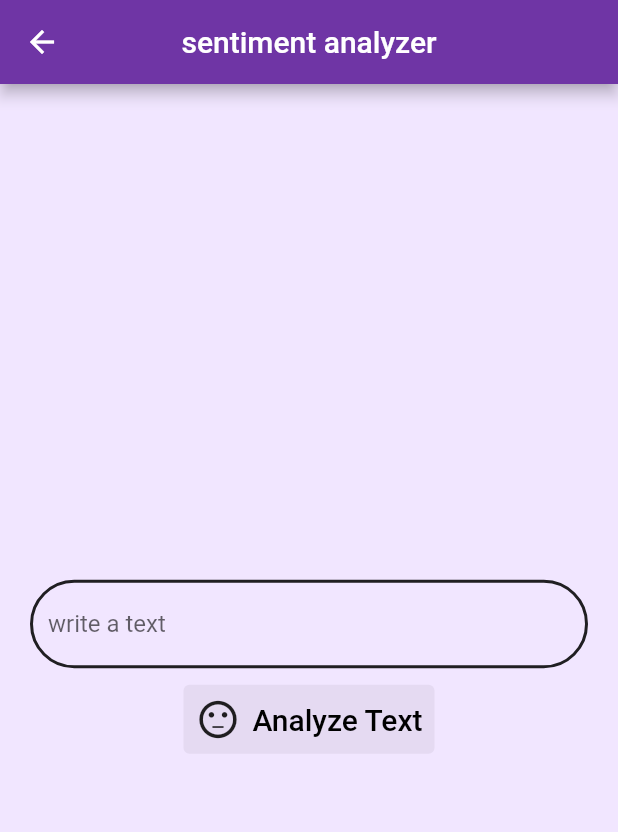
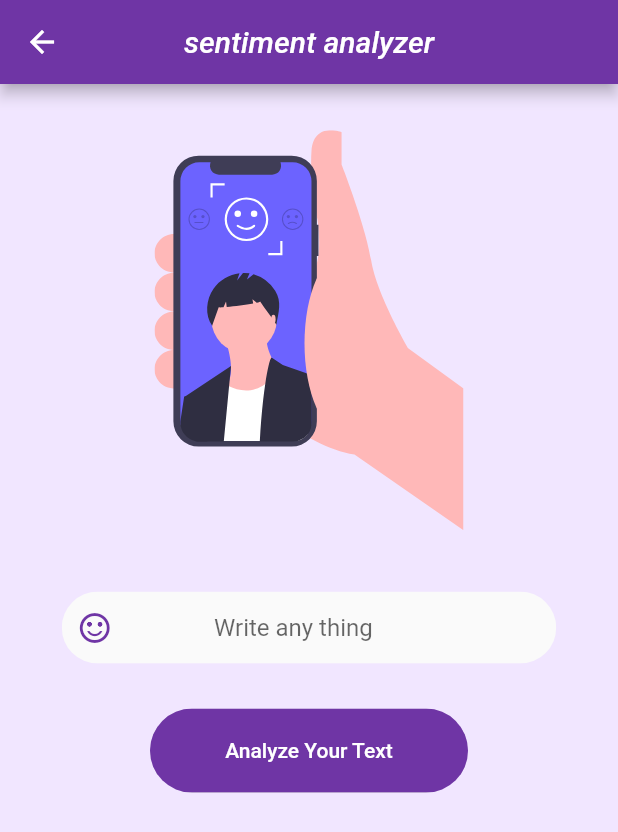
Before and after one commit to jemy149/Text_Analyzer, a Flutter app: the SearchScreen screen opened directly, on a phone screen of 412 x 824 dp. Shown: the top 832 px of the screen. Run offline on Flutter 3.47's test engine with Material 2 defaults, Android fonts, the phone set to English and light mode, and no system bars; our stand-ins replace carousel_slider, curved_navigation_bar, firebase_auth, firebase_core, flutter_svg, font_awesome_flutter; accounts and stored records are empty; network calls fail.

Commit message:
lets go0

```diff
--- a/lib/modules/search.dart
+++ b/lib/modules/search.dart
@@ -1,15 +1,13 @@
-import 'dart:convert';
-
 
 import 'package:flutter/cupertino.dart';
 import 'package:flutter/material.dart';
-import 'package:http/http.dart' as http;
+import 'package:flutter_svg/flutter_svg.dart';
+// import 'package:http/http.dart' as http;
 import 'package:provider/provider.dart';
 import 'package:sentimental_analyst/models/services.dart';
 import 'package:sentimental_analyst/modules/result.dart';
+import 'package:sentimental_analyst/shared/components/components.dart';
 import 'package:sentimental_analyst/shared/components/palette.dart';
-
-
 
 class SearchScreen extends StatefulWidget {
   const SearchScreen({Key? key}) : super(key: key);
@@ -22,78 +20,54 @@ class _SearchScreenState extends State<SearchScreen> {
   String text = "";
   String sentimentResult = "";
   String sentimentScore = "";
-  final _formkey = GlobalKey<FormState>();
+  // final _formkey = GlobalKey<FormState>();
 
   @override
   Widget build(BuildContext context) {
+    Size size = MediaQuery.of(context).size;
     return Scaffold(
       backgroundColor: kPrimaryLightColor,
       appBar: AppBar(
-        title: Text("sentiment analyzer"),
+        title: Text("sentiment analyzer",style: TextStyle(fontStyle: FontStyle.italic,),),
         centerTitle: true,
         backgroundColor: kPrimaryColor,
       ),
-      body: Container(
+      body: SingleChildScrollView(
+        child: Container(
           child: Padding(
-          padding: EdgeInsets.symmetric(horizontal: 20),
+            padding: EdgeInsets.symmetric(horizontal: 40),
             child: Column(
               crossAxisAlignment: CrossAxisAlignment.center,
               mainAxisAlignment: MainAxisAlignment.center,
               children: [
                 const SizedBox(
-                height: 10,
+                  height:20,
                 ),
-              Container(
-                width: MediaQuery
-                    .of(context)
-                    .size
-                    .width,
-                child: Form(
-                    key: _formkey,
-                    child: TextField(
+                SvgPicture.asset(
+                  "assets/search.svg",
+                  height: size.height * 0.35,
+                  width: size.height * 0.25,
+                ),
+                const SizedBox(
+                  height:20,
+                ),
+                RoundedInputField(
+                  hintText: '             Write any thing',
+                  icon: Icons.sentiment_satisfied_alt,
                   onChanged: (value) {
                     setState(() {
                       text = value;
                     });
                   },
-                      decoration: InputDecoration(
-                        filled: true,
-                        fillColor: kPrimaryLightColor.withOpacity(0.3),
-                        hintText: "write a text",
-                        focusedBorder: const OutlineInputBorder(
-                          borderSide:
-                          BorderSide(color: Colors.black87, width: 2),
-                          borderRadius: BorderRadius.all(Radius.circular(30)),
-                        ),
-                        enabledBorder: const OutlineInputBorder(
-                          borderSide:
-                          BorderSide(color: Colors.black87, width: 2),
-                          borderRadius: BorderRadius.all(Radius.circular(30)),
-                        ),
-                      ),
-                    )),
                 ),
                 const SizedBox(
                   height: 10,
                 ),
-              TextButton.icon(
-                style: TextButton.styleFrom(
-                    primary: Colors.green,
-                    backgroundColor: Colors.black.withOpacity(0.05)),
-                icon: const Icon(
-                  Icons.sentiment_neutral,
-                  color: Colors.black87,
-                  size: 30,
-                ),
-                label: Text(
-                  'Analyze Text',
-                  style: Theme
-                      .of(context)
-                      .textTheme
-                      .headline6!
-                      .apply(color: Colors.black),
-                ),
-                onPressed: () async {
+                Padding(
+                  padding: const EdgeInsets.symmetric(horizontal: 60),
+                  child: RoundedButton(
+                      text: 'Analyze Your Text',
+                      press: () {
                         Provider.of<ApiGetter>(context, listen: false)
                             .fetchData(text);
                         Navigator.push(
@@ -104,50 +78,10 @@ class _SearchScreenState extends State<SearchScreen> {
                             },
                           ),
                         );
-                  // final url = Uri.http("10.0.2.2:5000", "/");
-                  // final responce = await http.post(
-                  //     url, body: json.encode({'text': text}),
-                  // headers: {'Content-Type' : "application/json;charset=utf-8"},
-                  // );
-                  // print('StatusCode:${responce.statusCode}');
-                  // print('Return Date : ${responce.body}');
-                  // if(responce.statusCode==200){
-                  //   final jsonResponse = jsonDecode(responce.body)as Map<String,dynamic>;
-                  //   sentimentResult = jsonResponse['sentiment'];
-                  //   sentimentScore= jsonResponse['Score'];
-                  //   print(sentimentResult);
-                  //   print(sentimentScore);
-                  //   setState(() {
-                  //     sentimentResult=sentimentResult;
-                  //     sentimentScore=sentimentScore;
-                  //   });
-                  //   // else{print("Request failed with status : ${responce.statusCode}")};
-
-                  // }
-                },
+                      }),
+                )
+              ],
             ),
-              // SizedBox(
-              //   height: 10,
-              // Text(
-              //   "SentimentResult : $sentimentResult",
-              //   style: TextStyle(
-              //       color: Colors.black,
-              //       fontSize: 18,
-              //       fontWeight: FontWeight.w400),
-              // ),
-              // SizedBox(height: 5,),
-              // SizedBox(
-              //   height: 10,
-              // ),
-              // Text(
-              //   "Score : $sentimentScore",
-              //   style: TextStyle(
-              //       color: Colors.black,
-              //       fontSize: 18,
-              //       fontWeight: FontWeight.w400),
-              // ),
-
-            ],
           ),
         ),
       ),
--- a/lib/modules/user_state.dart
+++ /dev/null
@@ -1,34 +0,0 @@
-import 'package:firebase_auth/firebase_auth.dart';
-import 'package:flutter/material.dart';
-import 'package:sentimental_analyst/modules/home.dart';
-import 'package:sentimental_analyst/modules/login.dart';
-import 'package:sentimental_analyst/modules/welcome_screen.dart';
-
-
-class UserState extends StatelessWidget {
-  const UserState({Key? key}) : super(key: key);
-
-  @override
-  Widget build(BuildContext context) {
-
-    return StreamBuilder(
-        stream: FirebaseAuth.instance.authStateChanges(),
-        builder: (ctx, userSnapshot){
-          if(userSnapshot.data == null){
-            print('user is not signed in yet');
-            return WelcomeScreen();
-
-          }else if(userSnapshot.hasData){
-            print('user is already signed in');
-
-            return HomeScreen();
-          }else if (userSnapshot.hasError){
-            return Scaffold(body: Center(child: Text('error has been occurred'),),);
-          }else if (userSnapshot.connectionState == ConnectionState.waiting){
-            return Scaffold(body: Center(child: CircularProgressIndicator(),),);
-          }
-          return Scaffold(body: Center(child: Text('something went wrong'),),);
-        }
-    );
-  }
-}
--- a/lib/shared/cubit/states.dart
+++ /dev/null
@@ -1,3 +0,0 @@
-abstract class AppStates {}
-
-class AppInitialStates extends AppStates {}
--- a/pubspec.yaml
+++ b/pubspec.yaml
@@ -47,7 +47,8 @@ dependencies:
   hexcolor: ^2.0.3
   shared_preferences: ^2.0.5
   firebase_auth: ^3.3.4
-  firebase_core: ^1.4.0
+
+
 
 
 dev_dependencies:
```
Also changed, not shown: lib/main.dart (+36 -33 lines), lib/modules/home.dart (+33 -41 lines), lib/modules/login.dart (+20 -25 lines), lib/modules/result.dart (+23 -4 lines), lib/modules/signup.dart (+22 -20 lines), lib/shared/components/components.dart (+52 -67 lines), lib/shared/constants.dart (added, +26 -0 lines), lib/shared/cubit/cubit.dart (deleted, +0 -11 lines), lib/shared/global_method.dart (added, +51 -0 lines), lib/user_state.dart (added, +38 -0 lines), assets/images/accept.png (added), assets/images/denie.png (added), assets/search.svg (added), pubspec.lock. Lines whose indentation alone changed are shown as unchanged.
